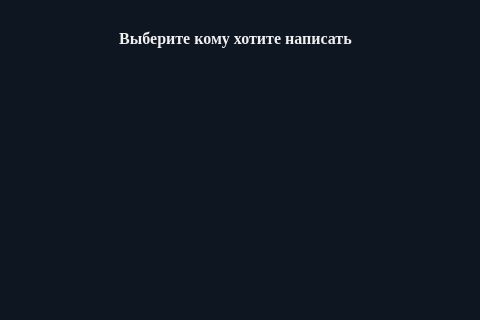
rutraq/Messanger, file mainform.ui: the form before one commit; both pictures show x 500 to 980 and y 342 to 662 of the 1122 by 859 pixel window.
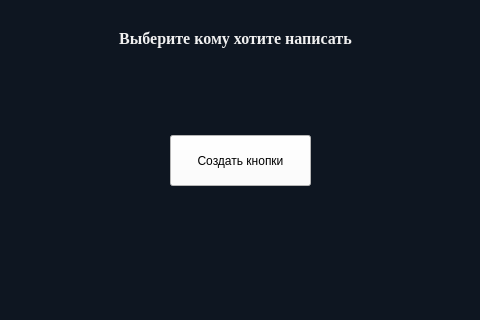
The form after the commit. Icons and pictures are not drawn.

```diff
--- a/mainform.ui
+++ b/mainform.ui
@@ -608,6 +608,22 @@
     <set>Qt::AlignCenter</set>
    </property>
   </widget>
+  <widget class="QPushButton" name="Create_buttons">
+   <property name="geometry">
+    <rect>
+     <x>670</x>
+     <y>477</y>
+     <width>141</width>
+     <height>51</height>
+    </rect>
+   </property>
+   <property name="styleSheet">
+    <string notr="true">background-color: rgb(255, 255, 255);</string>
+   </property>
+   <property name="text">
+    <string>Создать кнопки</string>
+   </property>
+  </widget>
   <zorder>label_6</zorder>
   <zorder>listView</zorder>
   <zorder>plainTextEdit</zorder>
```
Left out of the diff: 1 changed line with no effect on the pictures.
